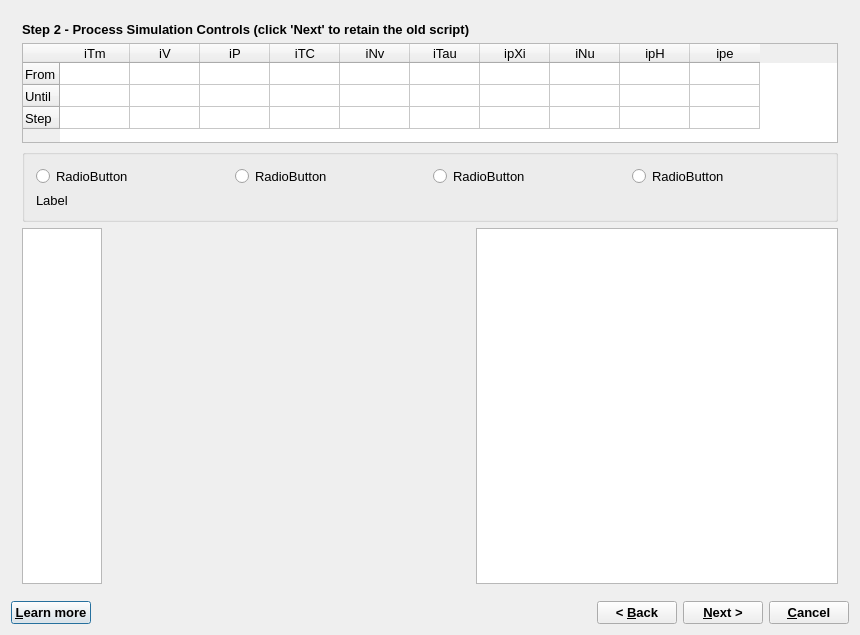
Old version of the form GUI/Dialogs4/ProcessWizard4.ui in the repository gemshub/GEMSGUI.
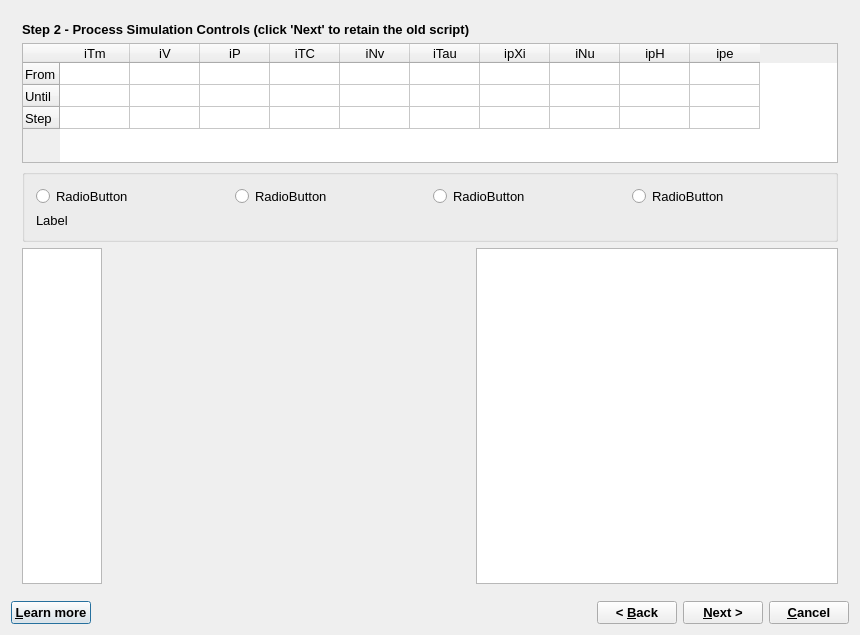
New version of the form. The open tabs and pages were chosen to show the change.

What changed in the file:
```diff
--- a/GUI/Dialogs4/ProcessWizard4.ui
+++ b/GUI/Dialogs4/ProcessWizard4.ui
@@ -310,7 +310,7 @@
        <item row="1" column="0" colspan="3">
         <widget class="QTableWidget" name="tIters">
          <property name="sizePolicy">
-          <sizepolicy hsizetype="Expanding" vsizetype="Expanding">
+          <sizepolicy hsizetype="Expanding" vsizetype="Preferred">
            <horstretch>0</horstretch>
            <verstretch>0</verstretch>
           </sizepolicy>
@@ -324,7 +324,7 @@
          <property name="maximumSize">
           <size>
            <width>16777215</width>
-           <height>100</height>
+           <height>120</height>
           </size>
          </property>
          <property name="layoutDirection">
@@ -540,7 +540,14 @@
         </widget>
        </item>
        <item row="3" column="1">
-        <widget class="QStackedWidget" name="pageLists"/>
+        <widget class="QStackedWidget" name="pageLists">
+         <property name="sizePolicy">
+          <sizepolicy hsizetype="Preferred" vsizetype="Expanding">
+           <horstretch>0</horstretch>
+           <verstretch>0</verstretch>
+          </sizepolicy>
+         </property>
+        </widget>
        </item>
        <item row="3" column="2">
         <widget class="QTextEdit" name="textEquat1">
```
Left out of the diff: 12 changed lines with no effect on the pictures.
